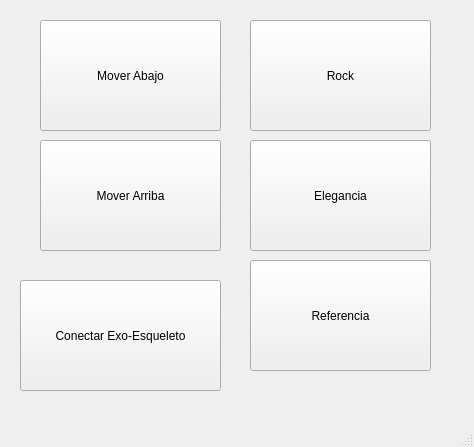
lrolomeli/exoesqueleto-mano, file programacion/pythongui/exoesqueleto.ui: the form before one commit.
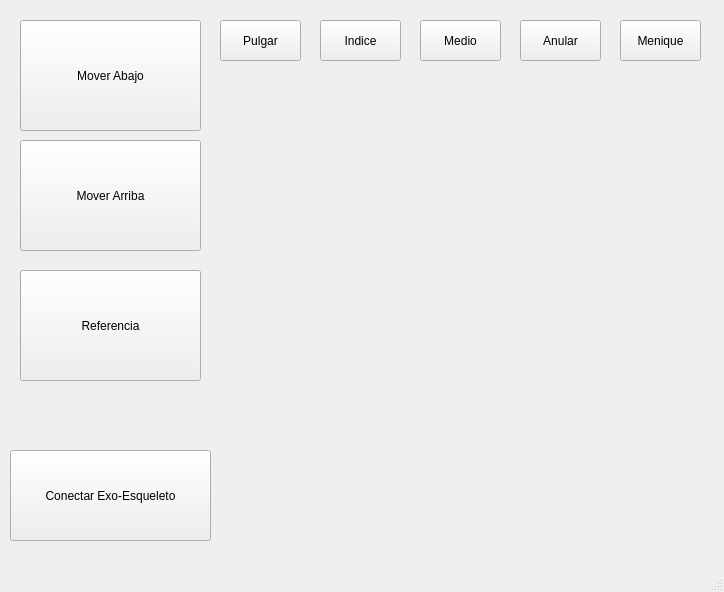
The form after the commit. Icons and pictures are not drawn.

```diff
--- a/programacion/pythongui/exoesqueleto.ui
+++ b/programacion/pythongui/exoesqueleto.ui
@@ -6,8 +6,8 @@
    <rect>
     <x>0</x>
     <y>0</y>
-    <width>474</width>
-    <height>447</height>
+    <width>724</width>
+    <height>592</height>
    </rect>
   </property>
   <property name="windowTitle">
@@ -17,7 +17,7 @@
    <widget class="QPushButton" name="mvdwn_bt">
     <property name="geometry">
      <rect>
-      <x>40</x>
+      <x>20</x>
       <y>20</y>
       <width>181</width>
       <height>111</height>
@@ -40,7 +40,7 @@
    <widget class="QPushButton" name="mvup_bt">
     <property name="geometry">
      <rect>
-      <x>40</x>
+      <x>20</x>
       <y>140</y>
       <width>181</width>
       <height>111</height>
@@ -63,18 +63,14 @@
    <widget class="QPushButton" name="rock_bt">
     <property name="geometry">
      <rect>
-      <x>250</x>
+      <x>220</x>
       <y>20</y>
-      <width>181</width>
-      <height>111</height>
+      <width>81</width>
+      <height>41</height>
      </rect>
     </property>
     <property name="text">
-     <string>Rock</string>
-    </property>
-    <property name="icon">
-     <iconset>
-      <normaloff>rocki.png</normaloff>rocki.png</iconset>
+     <string>Pulgar</string>
     </property>
     <property name="iconSize">
      <size>
@@ -86,18 +82,14 @@
    <widget class="QPushButton" name="elgnt_bt">
     <property name="geometry">
      <rect>
-      <x>250</x>
-      <y>140</y>
-      <width>181</width>
-      <height>111</height>
+      <x>320</x>
+      <y>20</y>
+      <width>81</width>
+      <height>41</height>
      </rect>
     </property>
     <property name="text">
-     <string>Elegancia</string>
-    </property>
-    <property name="icon">
-     <iconset>
-      <normaloff>elegant.png</normaloff>elegant.png</iconset>
+     <string>Indice</string>
     </property>
     <property name="iconSize">
      <size>
@@ -109,8 +101,8 @@
    <widget class="QPushButton" name="home_bt">
     <property name="geometry">
      <rect>
-      <x>250</x>
-      <y>260</y>
+      <x>20</x>
+      <y>270</y>
       <width>181</width>
       <height>111</height>
      </rect>
@@ -132,10 +124,10 @@
    <widget class="QPushButton" name="bluetooth_bt">
     <property name="geometry">
      <rect>
-      <x>20</x>
-      <y>280</y>
+      <x>10</x>
+      <y>450</y>
       <width>201</width>
-      <height>111</height>
+      <height>91</height>
      </rect>
     </property>
     <property name="text">
@@ -152,6 +144,177 @@
      </size>
     </property>
    </widget>
+   <widget class="QPushButton" name="middle_bt">
+    <property name="geometry">
+     <rect>
+      <x>420</x>
+      <y>20</y>
+      <width>81</width>
+      <height>41</height>
+     </rect>
+    </property>
+    <property name="text">
+     <string>Medio</string>
+    </property>
+    <property name="iconSize">
+     <size>
+      <width>50</width>
+      <height>50</height>
+     </size>
+    </property>
+   </widget>
+   <widget class="QPushButton" name="ring_bt">
+    <property name="geometry">
+     <rect>
+      <x>520</x>
+      <y>20</y>
+      <width>81</width>
+      <height>41</height>
+     </rect>
+    </property>
+    <property name="text">
+     <string>Anular</string>
+    </property>
+    <property name="iconSize">
+     <size>
+      <width>50</width>
+      <height>50</height>
+     </size>
+    </property>
+   </widget>
+   <widget class="QPushButton" name="little_bt">
+    <property name="geometry">
+     <rect>
+      <x>620</x>
+      <y>20</y>
+      <width>81</width>
+      <height>41</height>
+     </rect>
+    </property>
+    <property name="text">
+     <string>Menique</string>
+    </property>
+    <property name="iconSize">
+     <size>
+      <width>50</width>
+      <height>50</height>
+     </size>
+    </property>
+   </widget>
+   <widget class="QLabel" name="label_hand">
+    <property name="geometry">
+     <rect>
+      <x>300</x>
+      <y>150</y>
+      <width>301</width>
+      <height>401</height>
+     </rect>
+    </property>
+    <property name="text">
+     <string/>
+    </property>
+    <property name="pixmap">
+     <pixmap>left_hand.png</pixmap>
+    </property>
+    <property name="scaledContents">
+     <bool>true</bool>
+    </property>
+   </widget>
+   <widget class="QLabel" name="label_thumb">
+    <property name="geometry">
+     <rect>
+      <x>290</x>
+      <y>180</y>
+      <width>31</width>
+      <height>51</height>
+     </rect>
+    </property>
+    <property name="text">
+     <string/>
+    </property>
+    <property name="pixmap">
+     <pixmap>fire.png</pixmap>
+    </property>
+    <property name="scaledContents">
+     <bool>true</bool>
+    </property>
+   </widget>
+   <widget class="QLabel" name="label_index">
+    <property name="geometry">
+     <rect>
+      <x>440</x>
+      <y>90</y>
+      <width>31</width>
+      <height>51</height>
+     </rect>
+    </property>
+    <property name="text">
+     <string/>
+    </property>
+    <property name="pixmap">
+     <pixmap>fire.png</pixmap>
+    </property>
+    <property name="scaledContents">
+     <bool>true</bool>
+    </property>
+   </widget>
+   <widget class="QLabel" name="label_middle">
+    <property name="geometry">
+     <rect>
+      <x>520</x>
+      <y>110</y>
+      <width>31</width>
+      <height>51</height>
+     </rect>
+    </property>
+    <property name="text">
+     <string/>
+    </property>
+    <property name="pixmap">
+     <pixmap>fire.png</pixmap>
+    </property>
+    <property name="scaledContents">
+     <bool>true</bool>
+    </property>
+   </widget>
+   <widget class="QLabel" name="label_ring">
+    <property name="geometry">
+     <rect>
+      <x>560</x>
+      <y>140</y>
+      <width>31</width>
+      <height>51</height>
+     </rect>
+    </property>
+    <property name="text">
+     <string/>
+    </property>
+    <property name="pixmap">
+     <pixmap>fire.png</pixmap>
+    </property>
+    <property name="scaledContents">
+     <bool>true</bool>
+    </property>
+   </widget>
+   <widget class="QLabel" name="label_little">
+    <property name="geometry">
+     <rect>
+      <x>590</x>
+      <y>200</y>
+      <width>31</width>
+      <height>51</height>
+     </rect>
+    </property>
+    <property name="text">
+     <string/>
+    </property>
+    <property name="pixmap">
+     <pixmap>fire.png</pixmap>
+    </property>
+    <property name="scaledContents">
+     <bool>true</bool>
+    </property>
+   </widget>
   </widget>
   <widget class="QMenuBar" name="menubar">
    <property name="geometry">
```
Left out of the diff: 6 changed lines with no effect on the pictures.
